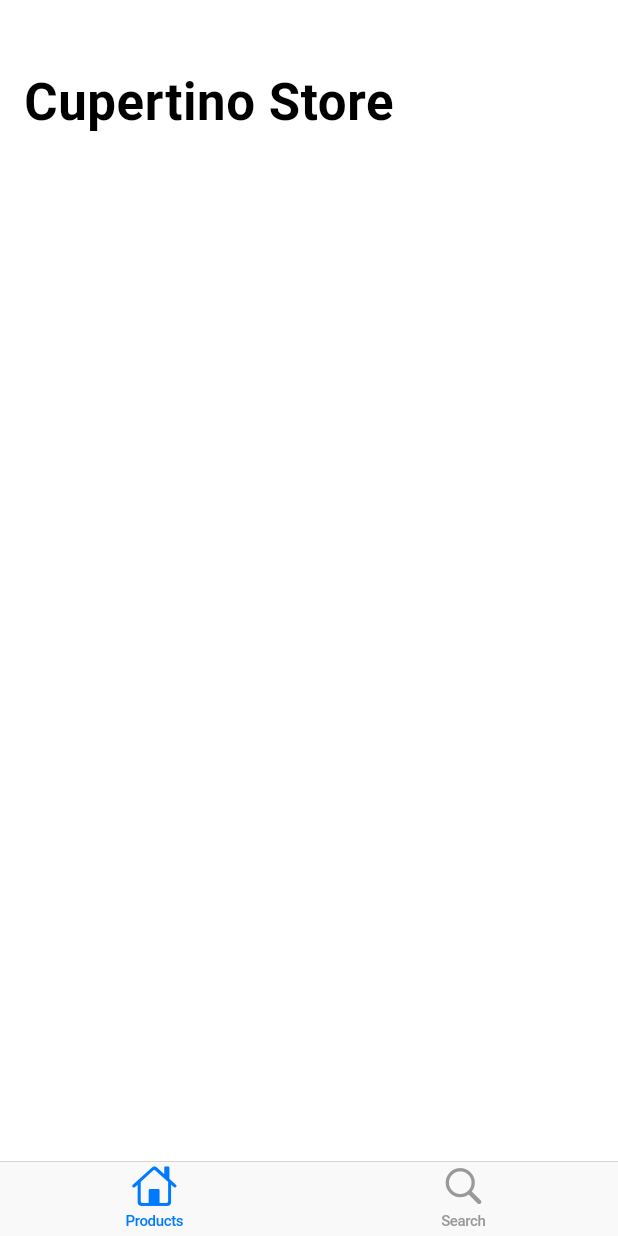
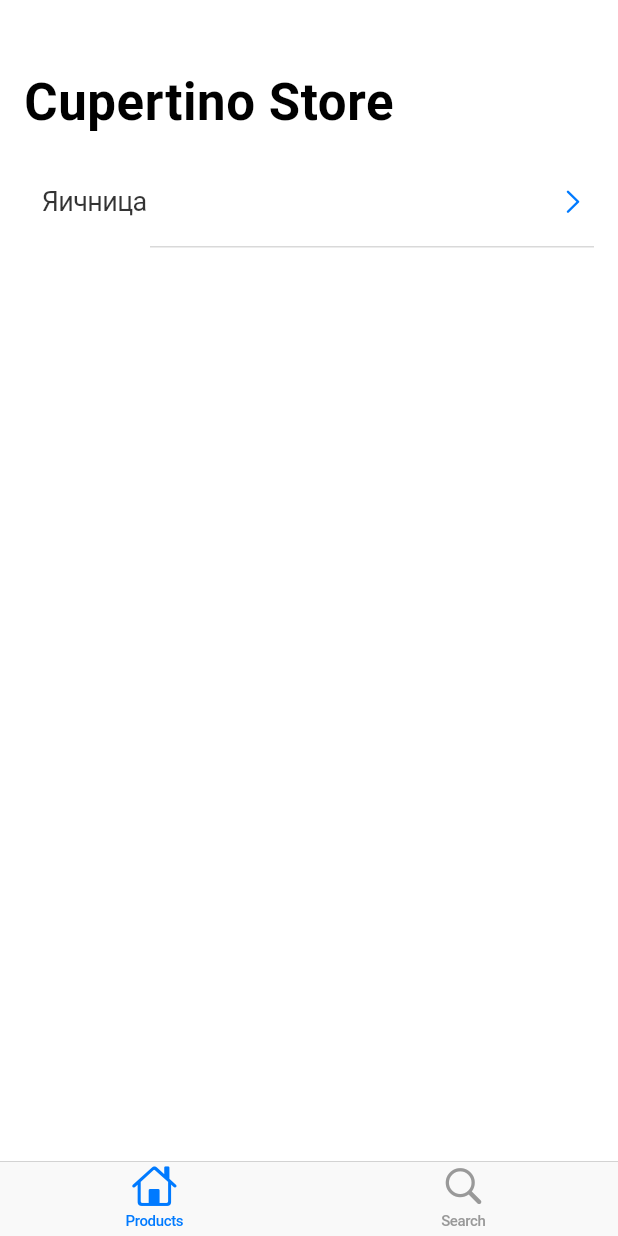
Before and after one commit to AKosmachyov/MenuApp, a Flutter app: the screen it shows after launch, on a phone screen of 412 x 824 dp. Run offline on Flutter 3.47's test engine with Material 2 defaults, Android fonts, the phone set to English and light mode, and no system bars.

Commit message:
refactor home page

```diff
--- a/lib/app.dart
+++ b/lib/app.dart
@@ -1,7 +1,7 @@
 import 'package:flutter/cupertino.dart';
 import 'package:flutter/services.dart';
 
-import 'pages/product_list_tab.dart';
+import 'pages/home_tab.dart';
 import 'pages/search_tab.dart';
 // import 'pages/shopping_cart_tab.dart';
 
@@ -44,18 +44,10 @@ class CupertinoStoreHomePage extends StatelessWidget {
         late final CupertinoTabView returnValue;
         switch (index) {
           case 0:
-            returnValue = CupertinoTabView(builder: (context) {
-              return CupertinoPageScaffold(
-                child: ProductListTab(),
-              );
-            });
+            returnValue = CupertinoTabView(builder: (context) => HomeTab());
             break;
           case 1:
-            returnValue = CupertinoTabView(builder: (context) {
-              return CupertinoPageScaffold(
-                child: SearchTab(),
-              );
-            });
+            returnValue = CupertinoTabView(builder: (context) => SearchTab());
             break;
           // case 2:
           //   returnValue = CupertinoTabView(builder: (context) {
--- /dev/null
+++ b/lib/components/recipe_list_row_item.dart
@@ -0,0 +1,76 @@
+import 'package:flutter/cupertino.dart';
+import 'package:menu_app/pages/recipe_details_page.dart';
+import 'package:provider/provider.dart';
+
+import 'package:menu_app/model/models.dart';
+
+// import 'model/app_state_model.dart';
+// import 'model/models.dart';
+import '../styles.dart';
+
+class RecipeListRowItem extends StatelessWidget {
+  const RecipeListRowItem({required this.recipe, required this.isLastItem});
+
+  final Recipe recipe;
+  final bool isLastItem;
+
+  @override
+  Widget build(BuildContext context) {
+    final row = SafeArea(
+      top: false,
+      bottom: false,
+      minimum: const EdgeInsets.only(
+        left: 16,
+        top: 8,
+        bottom: 8,
+        right: 8,
+      ),
+      child: Row(
+        children: <Widget>[
+          Expanded(
+            child: Padding(
+              padding: const EdgeInsets.symmetric(horizontal: 12),
+              child: Text(
+                recipe.title,
+                style: Styles.productRowItemName,
+              ),
+            ),
+          ),
+          CupertinoButton(
+            padding: EdgeInsets.zero,
+            onPressed: () {
+              Navigator.push(
+                  context,
+                  CupertinoPageRoute(
+                      builder: (context) => RecipeDetailsPage()));
+            },
+            child: const Icon(
+              CupertinoIcons.chevron_right,
+              semanticLabel: 'Open',
+            ),
+          ),
+        ],
+      ),
+    );
+
+    if (isLastItem) {
+      return row;
+    }
+
+    return Column(
+      children: <Widget>[
+        row,
+        Padding(
+          padding: const EdgeInsets.only(
+            left: 100,
+            right: 16,
+          ),
+          child: Container(
+            height: 1,
+            color: Styles.productRowDivider,
+          ),
+        ),
+      ],
+    );
+  }
+}
--- a/lib/model/app_state_model.dart
+++ b/lib/model/app_state_model.dart
@@ -9,7 +9,7 @@ double _shippingCostPerItem = 7;
 class AppStateModel extends foundation.ChangeNotifier {
   // // All the available products.
   // List<Product> _availableProducts = [];
-
+  List<Recipe> _recipes = [];
   // // The currently selected category of products.
   // Category _selectedCategory = Category.all;
 
@@ -60,15 +60,15 @@ class AppStateModel extends foundation.ChangeNotifier {
   // }
 
   // // Returns a copy of the list of available products, filtered by category.
-  // List<Product> getProducts() {
-  //   if (_selectedCategory == Category.all) {
-  //     return List.from(_availableProducts);
-  //   } else {
-  //     return _availableProducts.where((p) {
-  //       return p.category == _selectedCategory;
-  //     }).toList();
-  //   }
-  // }
+  List<Recipe> getRecipes() {
+    // if (_selectedCategory == Category.all) {
+    return List.from(_recipes);
+    // } else {
+    //   return _availableProducts.where((p) {
+    //     return p.category == _selectedCategory;
+    //   }).toList();
+    // }
+  }
 
   // // Search the product catalog
   // List<Product> search(String searchTerms) {
@@ -113,9 +113,11 @@ class AppStateModel extends foundation.ChangeNotifier {
   // }
 
   // // Loads the list of available products from the repo.
-  void loadProducts() {
-    // _availableProducts = ProductsRepository.loadProducts(Category.all);
-    // notifyListeners();
+  void loadProducts() async {
+    try {
+      _recipes = await ProductsRepository().fetchRecipes();
+      notifyListeners();
+    } on Exception catch (ex) {}
   }
 
   // void setCategory(Category newCategory) {
--- a/lib/model/models.dart
+++ b/lib/model/models.dart
@@ -52,19 +52,27 @@ class Recipe {
 
 class RecipeIngredient {
   RecipeIngredient(
-      {required this.isOptional, required this.ingredient, this.options});
+      {required this.id,
+      required this.isOptional,
+      required this.ingredient,
+      this.options});
 
+  final String id;
   final bool isOptional;
   final Ingredient ingredient;
   List<Ingredient>? options;
 }
 
 class Ingredient {
-  Ingredient({required this.id, required this.product, this.description});
+  Ingredient(
+      {required this.id,
+      required this.amount,
+      required this.product,
+      this.description});
 
   final String id;
-  // final String amount: string; // 40 гр
-  final Product product; // тунец
+  final String amount;
+  final Product product;
   String? description;
 }
 
--- a/lib/model/products_repository.dart
+++ b/lib/model/products_repository.dart
@@ -1,280 +1,79 @@
 import 'models.dart';
 
 class ProductsRepository {
-  // static const _allProducts = <Product>[
-  //   Product(
-  //     category: Category.accessories,
-  //     id: 0,
-  //     isFeatured: true,
-  //     name: 'Vagabond sack',
-  //     price: 120,
-  //   ),
-  //   Product(
-  //     category: Category.accessories,
-  //     id: 1,
-  //     isFeatured: true,
-  //     name: 'Stella sunglasses',
-  //     price: 58,
-  //   ),
-  //   Product(
-  //     category: Category.accessories,
-  //     id: 2,
-  //     isFeatured: false,
-  //     name: 'Whitney belt',
-  //     price: 35,
-  //   ),
-  //   Product(
-  //     category: Category.accessories,
-  //     id: 3,
-  //     isFeatured: true,
-  //     name: 'Garden strand',
-  //     price: 98,
-  //   ),
-  //   Product(
-  //     category: Category.accessories,
-  //     id: 4,
-  //     isFeatured: false,
-  //     name: 'Strut earrings',
-  //     price: 34,
-  //   ),
-  //   Product(
-  //     category: Category.accessories,
-  //     id: 5,
-  //     isFeatured: false,
-  //     name: 'Varsity socks',
-  //     price: 12,
-  //   ),
-  //   Product(
-  //     category: Category.accessories,
-  //     id: 6,
-  //     isFeatured: false,
-  //     name: 'Weave keyring',
-  //     price: 16,
-  //   ),
-  //   Product(
-  //     category: Category.accessories,
-  //     id: 7,
-  //     isFeatured: true,
-  //     name: 'Gatsby hat',
-  //     price: 40,
-  //   ),
-  //   Product(
-  //     category: Category.accessories,
-  //     id: 8,
-  //     isFeatured: true,
-  //     name: 'Shrug bag',
-  //     price: 198,
-  //   ),
-  //   Product(
-  //     category: Category.home,
-  //     id: 9,
-  //     isFeatured: true,
-  //     name: 'Gilt desk trio',
-  //     price: 58,
-  //   ),
-  //   Product(
-  //     category: Category.home,
-  //     id: 10,
-  //     isFeatured: false,
-  //     name: 'Copper wire rack',
-  //     price: 18,
-  //   ),
-  //   Product(
-  //     category: Category.home,
-  //     id: 11,
-  //     isFeatured: false,
-  //     name: 'Soothe ceramic set',
-  //     price: 28,
-  //   ),
-  //   Product(
-  //     category: Category.home,
-  //     id: 12,
-  //     isFeatured: false,
-  //     name: 'Hurrahs tea set',
-  //     price: 34,
-  //   ),
-  //   Product(
-  //     category: Category.home,
-  //     id: 13,
-  //     isFeatured: true,
-  //     name: 'Blue stone mug',
-  //     price: 18,
-  //   ),
-  //   Product(
-  //     category: Category.home,
-  //     id: 14,
-  //     isFeatured: true,
-  //     name: 'Rainwater tray',
-  //     price: 27,
-  //   ),
-  //   Product(
-  //     category: Category.home,
-  //     id: 15,
-  //     isFeatured: true,
-  //     name: 'Chambray napkins',
-  //     price: 16,
-  //   ),
-  //   Product(
-  //     category: Category.home,
-  //     id: 16,
-  //     isFeatured: true,
-  //     name: 'Succulent planters',
-  //     price: 16,
-  //   ),
-  //   Product(
-  //     category: Category.home,
-  //     id: 17,
-  //     isFeatured: false,
-  //     name: 'Quartet table',
-  //     price: 175,
-  //   ),
-  //   Product(
-  //     category: Category.home,
-  //     id: 18,
-  //     isFeatured: true,
-  //     name: 'Kitchen quattro',
-  //     price: 129,
-  //   ),
-  //   Product(
-  //     category: Category.clothing,
-  //     id: 19,
-  //     isFeatured: false,
-  //     name: 'Clay sweater',
-  //     price: 48,
-  //   ),
-  //   Product(
-  //     category: Category.clothing,
-  //     id: 20,
-  //     isFeatured: false,
-  //     name: 'Sea tunic',
-  //     price: 45,
-  //   ),
-  //   Product(
-  //     category: Category.clothing,
-  //     id: 21,
-  //     isFeatured: false,
-  //     name: 'Plaster tunic',
-  //     price: 38,
-  //   ),
-  //   Product(
-  //     category: Category.clothing,
-  //     id: 22,
-  //     isFeatured: false,
-  //     name: 'White pinstripe shirt',
-  //     price: 70,
-  //   ),
-  //   Product(
-  //     category: Category.clothing,
-  //     id: 23,
-  //     isFeatured: false,
-  //     name: 'Chambray shirt',
-  //     price: 70,
-  //   ),
-  //   Product(
-  //     category: Category.clothing,
-  //     id: 24,
-  //     isFeatured: true,
-  //     name: 'Seabreeze sweater',
-  //     price: 60,
-  //   ),
-  //   Product(
-  //     category: Category.clothing,
-  //     id: 25,
-  //     isFeatured: false,
-  //     name: 'Gentry jacket',
-  //     price: 178,
-  //   ),
-  //   Product(
-  //     category: Category.clothing,
-  //     id: 26,
-  //     isFeatured: false,
-  //     name: 'Navy trousers',
-  //     price: 74,
-  //   ),
-  //   Product(
-  //     category: Category.clothing,
-  //     id: 27,
-  //     isFeatured: true,
-  //     name: 'Walter henley (white)',
-  //     price: 38,
-  //   ),
-  //   Product(
-  //     category: Category.clothing,
-  //     id: 28,
-  //     isFeatured: true,
-  //     name: 'Surf and perf shirt',
-  //     price: 48,
-  //   ),
-  //   Product(
-  //     category: Category.clothing,
-  //     id: 29,
-  //     isFeatured: true,
-  //     name: 'Ginger scarf',
-  //     price: 98,
-  //   ),
-  //   Product(
-  //     category: Category.clothing,
-  //     id: 30,
-  //     isFeatured: true,
-  //     name: 'Ramona crossover',
-  //     price: 68,
-  //   ),
-  //   Product(
-  //     category: Category.clothing,
-  //     id: 31,
-  //     isFeatured: false,
-  //     name: 'Chambray shirt',
-  //     price: 38,
-  //   ),
-  //   Product(
-  //     category: Category.clothing,
-  //     id: 32,
-  //     isFeatured: false,
-  //     name: 'Classic white collar',
-  //     price: 58,
-  //   ),
-  //   Product(
-  //     category: Category.clothing,
-  //     id: 33,
-  //     isFeatured: true,
-  //     name: 'Cerise scallop tee',
-  //     price: 42,
-  //   ),
-  //   Product(
-  //     category: Category.clothing,
-  //     id: 34,
-  //     isFeatured: false,
-  //     name: 'Shoulder rolls tee',
-  //     price: 27,
-  //   ),
-  //   Product(
-  //     category: Category.clothing,
-  //     id: 35,
-  //     isFeatured: false,
-  //     name: 'Grey slouch tank',
-  //     price: 24,
-  //   ),
-  //   Product(
-  //     category: Category.clothing,
-  //     id: 36,
-  //     isFeatured: false,
-  //     name: 'Sunshirt dress',
-  //     price: 58,
-  //   ),
-  //   Product(
-  //     category: Category.clothing,
-  //     id: 37,
-  //     isFeatured: true,
-  //     name: 'Fine lines tee',
-  //     price: 58,
-  //   ),
-  // ];
+  static final ProductsRepository _instance = ProductsRepository._internal();
 
-  // static List<Product> loadProducts(Category category) {
-  //   if (category == Category.all) {
-  //     return _allProducts;
-  //   } else {
-  //     return _allProducts.where((p) => p.category == category).toList();
-  //   }
-  // }
+  factory ProductsRepository() {
+    return _instance;
+  }
+
+  ProductsRepository._internal();
+
+  static final _recipeList = [
+    Recipe(
+        id: "1",
+        numberOfServings: 1,
+        title: "Яичница",
+        description:
+            "Яичница из 2 яиц + 1 ломтик черного хлеба с сыром + свежие овощи",
+        ingredients: [
+          RecipeIngredient(
+              id: "1",
+              isOptional: false,
+              ingredient: Ingredient(
+                  id: "1",
+                  amount: "2 шт.",
+                  product: Product(id: "1", title: "Яйцо куриное"))),
+          RecipeIngredient(
+              id: "2",
+              isOptional: false,
+              ingredient: Ingredient(
+                  id: "2",
+                  amount: "2 ломтика.",
+                  product: Product(id: "2", title: "Тостовый хлеб"),
+                  description: "Черного или зернового хлеба")),
+          RecipeIngredient(
+              id: "3",
+              isOptional: false,
+              ingredient: Ingredient(
+                  id: "3",
+                  amount: "30 гр.",
+                  product: Product(id: "4", title: "Творожный сыр"))),
+          RecipeIngredient(
+              id: "4",
+              isOptional: false,
+              ingredient: Ingredient(
+                id: "4",
+                amount: "30 гр.",
+                product: Product(id: "4", title: "Слабосоленая красная рыба"),
+              ),
+              options: [
+                Ingredient(
+                  id: "5",
+                  amount: "40 гр.",
+                  product: Product(id: "5", title: "Тунец консервированный"),
+                ),
+                Ingredient(
+                    id: "6",
+                    amount: "40 гр.",
+                    product: Product(id: "6", title: "Куриное филе"),
+                    description: "Вес в сыром виде"),
+              ]),
+        ],
+        instructions: [
+          Instruction(order: 0, description: "Пожарить яйчницу"),
+          Instruction(order: 1, description: "На хлеб намазать творожный сыр"),
+          Instruction(order: 2, description: "На хлеб положить красной рыбы")
+        ],
+        preparationMinutes: 10,
+        cookingMinutes: 10),
+  ];
+
+  Future<List<Recipe>> fetchRecipes() async {
+    return List.from(_recipeList);
+  }
+
+  Future<Recipe> fetchRecipe(String id) async {
+    return _recipeList.first;
+  }
 }
--- /dev/null
+++ b/lib/pages/home_tab.dart
@@ -0,0 +1,38 @@
+import 'package:flutter/cupertino.dart';
+import 'package:provider/provider.dart';
+
+import '../model/app_state_model.dart';
+import 'package:menu_app/components/recipe_list_row_item.dart';
+
+class HomeTab extends StatelessWidget {
+  @override
+  Widget build(BuildContext context) {
+    return Consumer<AppStateModel>(
+      builder: (context, model, child) {
+        final recipes = model.getRecipes();
+        return CupertinoPageScaffold(
+            child: CustomScrollView(
+          semanticChildCount: recipes.length,
+          slivers: <Widget>[
+            const CupertinoSliverNavigationBar(
+              largeTitle: Text('Cupertino Store'),
+            ),
+            SliverSafeArea(
+              top: false,
+              minimum: const EdgeInsets.only(top: 8),
+              sliver: SliverList(
+                  delegate: SliverChildBuilderDelegate((context, index) {
+                if (index < recipes.length) {
+                  return RecipeListRowItem(
+                      recipe: recipes[index],
+                      isLastItem: index == recipes.length);
+                }
+                return null;
+              })),
+            ),
+          ],
+        ));
+      },
+    );
+  }
+}
--- a/lib/pages/product_list_tab.dart
+++ /dev/null
@@ -1,38 +0,0 @@
-import 'package:flutter/cupertino.dart';
-import 'package:provider/provider.dart';
-
-import '../model/app_state_model.dart';
-import '../product_row_item.dart';
-
-class ProductListTab extends StatelessWidget {
-  @override
-  Widget build(BuildContext context) {
-    return Consumer<AppStateModel>(
-      builder: (context, model, child) {
-        // final products = model.getProducts();
-        return CustomScrollView(
-          // semanticChildCount: products.length,
-          slivers: <Widget>[
-            const CupertinoSliverNavigationBar(
-              largeTitle: Text('Cupertino Store'),
-            ),
-            // SliverSafeArea(
-            //   top: false,
-            //   minimum: const EdgeInsets.only(top: 8),
-            //   sliver: SliverList(
-            //       delegate: SliverChildBuilderDelegate((context, index) {
-            //     if (index < products.length) {
-            //       return ProductRowItem(
-            //           product: products[index],
-            //           lastItem: index == products.length);
-            //     }
-
-            //     return null;
-            //   })),
-            // ),
-          ],
-        );
-      },
-    );
-  }
-}
--- /dev/null
+++ b/lib/pages/recipe_details_page.dart
@@ -0,0 +1,80 @@
+import 'package:flutter/cupertino.dart';
+import 'package:flutter/material.dart';
+import 'package:menu_app/model/models.dart';
+import 'package:menu_app/model/products_repository.dart';
+import 'package:provider/provider.dart';
+
+import 'package:menu_app/model/app_state_model.dart';
+
+class RecipeDetailsPage extends StatefulWidget {
+  @override
+  _RecipeDetailsPageState createState() => _RecipeDetailsPageState();
+}
+
+class _RecipeDetailsPageState extends State<RecipeDetailsPage> {
+  Future<Recipe>? futureRecipe;
+
+  @override
+  void initState() {
+    super.initState();
+    futureRecipe = ProductsRepository().fetchRecipe("123");
+  }
+
+  @override
+  Widget build(BuildContext context) {
+    return CupertinoPageScaffold(
+      navigationBar: CupertinoNavigationBar(middle: Text("Details")),
+      child: Center(
+        child: Text("213"),
+      ),
+      // child: FutureBuilder<Recipe>(
+      //   future: futureRecipe,
+      //   builder: (context, snapshot) {
+      //     if (snapshot.hasData) {
+      //       return Text("213123");
+      //     } else if (snapshot.hasError) {
+      //       return Text("Error");
+      //     }
+
+      //     return CircularProgressIndicator();
+      //   },
+      // )
+    );
+  }
+}
+
+// class RecipeDetailsPage extends StatelessWidget {
+//   @override
+//   void initState() {
+//     super.initState();
+//     futureAlbum = fetchAlbum();
+//   }
+
+//   @override
+//   Widget build(BuildContext context) {
+//     return CupertinoPageScaffold(
+//       navigationBar: CupertinoNavigationBar(middle: Text("Details")),
+//       child: Center(
+//         child: Text("Test"),
+//       ),
+//     );
+//     // return Consumer<AppStateModel>(
+//     //   builder: (context, model, child) {
+//     //     final recipes = model.getRecipes();
+
+//     //     // return CustomScrollView(
+//     //     //   semanticChildCount: recipes.length,
+//     //     //   slivers: <Widget>[
+//     //     //     const CupertinoSliverNavigationBar(
+//     //     //       largeTitle: Text('Recipe'),
+//     //     //     ),
+//     //     //     // SliverSafeArea(
+//     //     //     //   top: false,
+//     //     //     //   minimum: const EdgeInsets.only(top: 8),
+//     //     //     // ),
+//     //     //   ],
+//     //     // );
+//     //   },
+//     // );
+//   }
+// }
```
